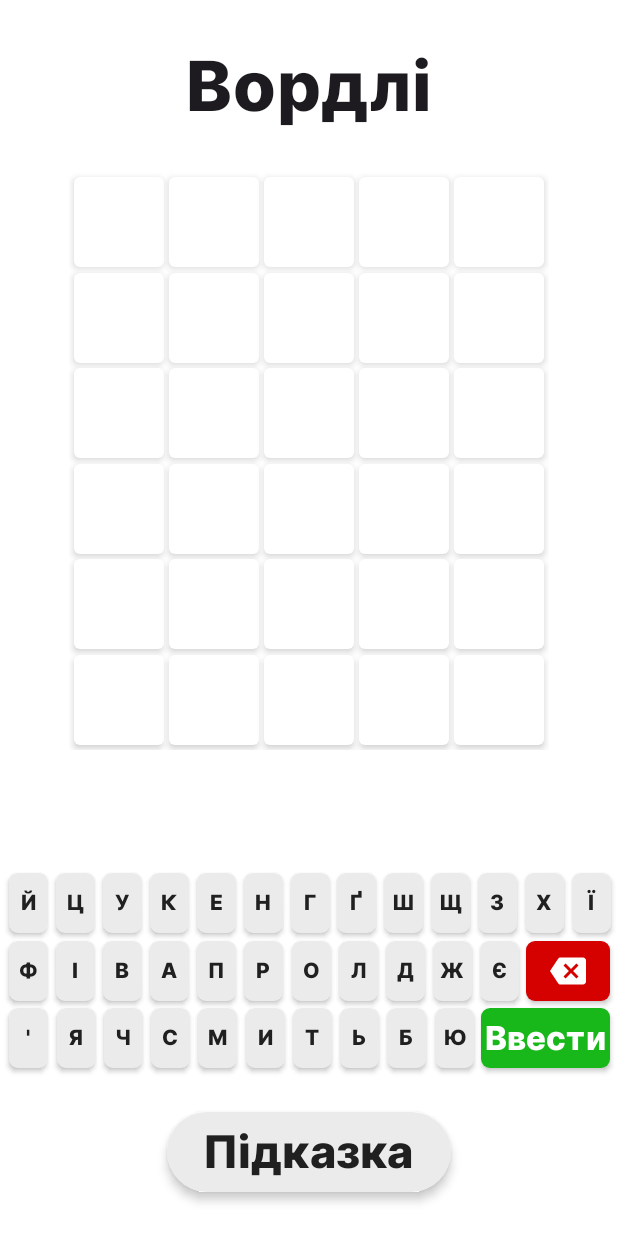
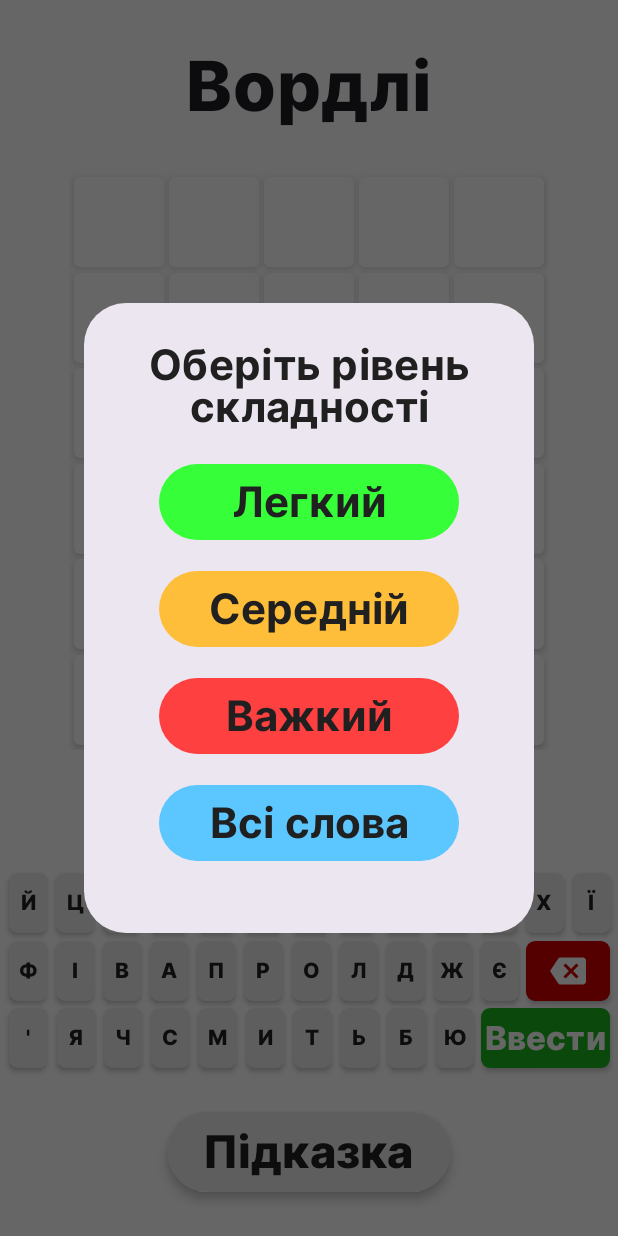
Before and after one commit to NikitunPVLK/Wordle_UKR, an Android app built with Jetpack Compose: the screen it shows after launch (MainActivity), on a phone screen of 412 x 824 dp. Run offline under Robolectric (Android 15) with nearby library versions, the phone set to English and light mode, and no system bars.

Commit message:
Mock difficulty level choice implemented

```diff
--- a/Wordle_Ukr/app/src/main/java/com/example/wordle_ukr/ui/activities/MainActivity.kt
+++ b/Wordle_Ukr/app/src/main/java/com/example/wordle_ukr/ui/activities/MainActivity.kt
@@ -8,10 +8,13 @@ import androidx.compose.material3.MaterialTheme
 import androidx.compose.material3.Surface
 import androidx.compose.runtime.collectAsState
 import androidx.compose.runtime.getValue
+import androidx.compose.runtime.mutableStateOf
+import androidx.compose.runtime.remember
+import androidx.compose.runtime.setValue
 import androidx.compose.ui.Modifier
 import androidx.lifecycle.viewmodel.compose.viewModel
-import com.example.wordle_ukr.R
 import com.example.wordle_ukr.ui.screens.game_screen.GameScreen
+import com.example.wordle_ukr.ui.screens.game_screen.components.DifficultyLevelAlertDialog
 import com.example.wordle_ukr.ui.theme.WordleUkrTheme
 import com.example.wordle_ukr.ui.view_models.GameViewModel
 import com.example.wordle_ukr.ui.view_models.ViewModelFactory
@@ -28,11 +31,20 @@ class MainActivity : ComponentActivity() {
                 ) {
                     val gameViewModel: GameViewModel = viewModel(
                         factory = ViewModelFactory(
-                            applicationContext.resources.getStringArray(
-                                R.array.words_array
-                            ).toList()
+                            applicationContext.resources
                         )
                     )
+                    var showDialog by remember {
+                        mutableStateOf(true)
+                    }
+                    if (showDialog) {
+                        DifficultyLevelAlertDialog(
+                            onDifficultyLevelSelected = {
+                                gameViewModel.onDifficultyLevelSelected(it)
+                                showDialog = false
+                            }
+                        )
+                    }
                     val gameField by gameViewModel.gameField.collectAsState()
                     val helperText by gameViewModel.helperText.collectAsState()
                     GameScreen(
--- /dev/null
+++ b/Wordle_Ukr/app/src/main/java/com/example/wordle_ukr/ui/screens/game_screen/components/DifficultyLevelAlertDialog.kt
@@ -0,0 +1,132 @@
+package com.example.wordle_ukr.ui.screens.game_screen.components
+
+import androidx.compose.foundation.layout.Arrangement
+import androidx.compose.foundation.layout.Column
+import androidx.compose.foundation.layout.fillMaxSize
+import androidx.compose.foundation.layout.height
+import androidx.compose.foundation.layout.width
+import androidx.compose.material3.AlertDialog
+import androidx.compose.material3.Button
+import androidx.compose.material3.ButtonDefaults
+import androidx.compose.material3.MaterialTheme
+import androidx.compose.material3.Text
+import androidx.compose.runtime.Composable
+import androidx.compose.ui.Alignment
+import androidx.compose.ui.Modifier
+import androidx.compose.ui.text.font.FontWeight
+import androidx.compose.ui.text.style.TextAlign
+import androidx.compose.ui.tooling.preview.Preview
+import androidx.compose.ui.unit.dp
+import androidx.compose.ui.unit.sp
+import com.example.wordle_ukr.ui.models.DifficultyLevel
+import com.example.wordle_ukr.ui.theme.EasyLevel
+import com.example.wordle_ukr.ui.theme.HardLevel
+import com.example.wordle_ukr.ui.theme.Inter
+import com.example.wordle_ukr.ui.theme.MixedLevel
+import com.example.wordle_ukr.ui.theme.NormalLevel
+import com.example.wordle_ukr.ui.theme.TextColor
+import com.example.wordle_ukr.ui.theme.WordleUkrTheme
+
+@Composable
+fun DifficultyLevelAlertDialog(
+    modifier: Modifier = Modifier,
+    onDifficultyLevelSelected: (DifficultyLevel) -> Unit,
+) {
+    AlertDialog(
+        modifier = modifier
+            .width(300.dp)
+            .height(420.dp),
+        onDismissRequest = {},
+        confirmButton = {},
+        text = {
+            Column(
+                modifier = modifier.fillMaxSize(),
+                horizontalAlignment = Alignment.CenterHorizontally,
+                verticalArrangement = Arrangement.SpaceBetween
+            ) {
+                Text(
+                    text = "Оберіть рівень складності",
+                    fontFamily = Inter,
+                    fontWeight = FontWeight.W700,
+                    textAlign = TextAlign.Center,
+                    fontSize = 28.sp,
+                    lineHeight = 28.sp,
+                    color = MaterialTheme.colorScheme.onPrimary
+                )
+                Button(
+                    modifier = modifier.width(200.dp),
+                    onClick = { onDifficultyLevelSelected(DifficultyLevel.EASY) },
+                    colors = ButtonDefaults.buttonColors(containerColor = EasyLevel)
+                ) {
+                    Text(text = "Легкий",
+                        fontFamily = Inter,
+                        fontWeight = FontWeight.W700,
+                        textAlign = TextAlign.Center,
+                        fontSize = 28.sp,
+                        lineHeight = 28.sp,
+                        color = TextColor)
+                }
+                Button(
+                    modifier = modifier.width(200.dp),
+                    onClick = { onDifficultyLevelSelected(DifficultyLevel.NORMAL) },
+                    colors = ButtonDefaults.buttonColors(containerColor = NormalLevel)
+                ) {
+                    Text(text = "Середній",
+                        fontFamily = Inter,
+                        fontWeight = FontWeight.W700,
+                        textAlign = TextAlign.Center,
+                        fontSize = 28.sp,
+                        lineHeight = 28.sp,
+                        color = TextColor)
+                }
+                Button(
+                    modifier = modifier.width(200.dp),
+                    onClick = { onDifficultyLevelSelected(DifficultyLevel.HARD) },
+                    colors = ButtonDefaults.buttonColors(containerColor = HardLevel)
+                ) {
+                    Text(text = "Важкий",
+                        fontFamily = Inter,
+                        fontWeight = FontWeight.W700,
+                        textAlign = TextAlign.Center,
+                        fontSize = 28.sp,
+                        lineHeight = 28.sp,
+                        color = TextColor)
+                }
+                Button(
+                    modifier = modifier.width(200.dp),
+                    onClick = { onDifficultyLevelSelected(DifficultyLevel.MIXED) },
+                    colors = ButtonDefaults.buttonColors(containerColor = MixedLevel)
+                ) {
+                    Text(text = "Всі слова",
+                        fontFamily = Inter,
+                        fontWeight = FontWeight.W700,
+                        textAlign = TextAlign.Center,
+                        fontSize = 28.sp,
+                        lineHeight = 28.sp,
+                        color = TextColor)
+                }
+            }
+        })
+}
+
+@Preview(showBackground = true)
+@Composable
+fun DifficultyLevelAlertDialogPreviewLight(
+) {
+    WordleUkrTheme(darkTheme = false) {
+        DifficultyLevelAlertDialog(
+            onDifficultyLevelSelected = {}
+        )
+    }
+}
+
+@Preview(showBackground = true)
+@Composable
+fun DifficultyLevelAlertDialogPreviewDark(
+) {
+    WordleUkrTheme(darkTheme = true) {
+        DifficultyLevelAlertDialog(
+            onDifficultyLevelSelected = {}
+        )
+    }
+}
--- a/Wordle_Ukr/app/src/main/java/com/example/wordle_ukr/ui/theme/Color.kt
+++ b/Wordle_Ukr/app/src/main/java/com/example/wordle_ukr/ui/theme/Color.kt
@@ -15,3 +15,9 @@ val DarkPrimary = Color(0xFF666666)
 val MistakenCharDarkColor = Color(0xFF464646)
 val DarkTextColor = Color(0xFFECECEC)
 val DarkBackground = Color(red = 28, green = 27, blue = 31)
+
+
+val EasyLevel = Color(0xFF36FF39)
+val NormalLevel = Color(0xFFFFBE3A)
+val HardLevel = Color(0xFFFF4040)
+val MixedLevel = Color(0xFF5CC6FF)
--- a/Wordle_Ukr/app/src/main/java/com/example/wordle_ukr/ui/view_models/ViewModelFactory.kt
+++ b/Wordle_Ukr/app/src/main/java/com/example/wordle_ukr/ui/view_models/ViewModelFactory.kt
@@ -1,13 +1,14 @@
 package com.example.wordle_ukr.ui.view_models
 
+import android.content.res.Resources
 import androidx.lifecycle.ViewModel
 import androidx.lifecycle.ViewModelProvider
 
-class ViewModelFactory(private val words: List<String>) : ViewModelProvider.Factory {
+class ViewModelFactory(private val resources: Resources) : ViewModelProvider.Factory {
     override fun <T : ViewModel> create(modelClass: Class<T>): T {
         if (modelClass.isAssignableFrom(GameViewModel::class.java)) {
             @Suppress("UNCHECKED_CAST")
-            return GameViewModel(words) as T
+            return GameViewModel(resources) as T
         }
         throw IllegalArgumentException("Unknown ViewModel class")
     }
```
Also changed, not shown: Wordle_Ukr/app/src/main/java/com/example/wordle_ukr/ui/models/DifficultyLevel.kt (added, +8 -0 lines), Wordle_Ukr/app/src/main/java/com/example/wordle_ukr/ui/view_models/GameViewModel.kt (+35 -3 lines).
